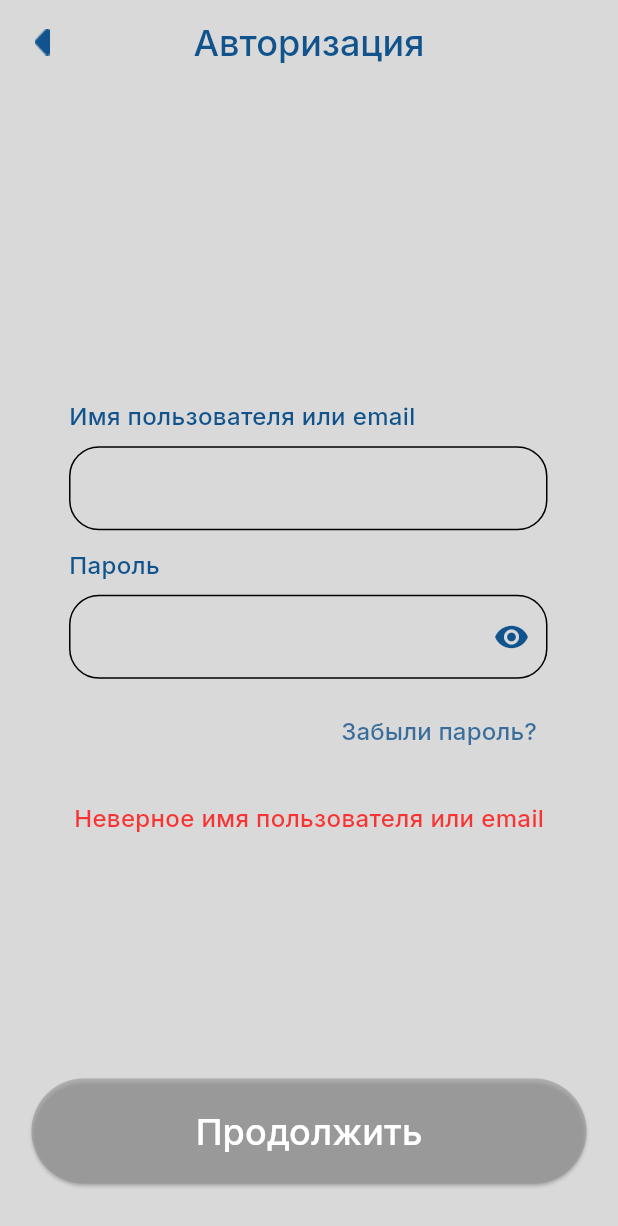
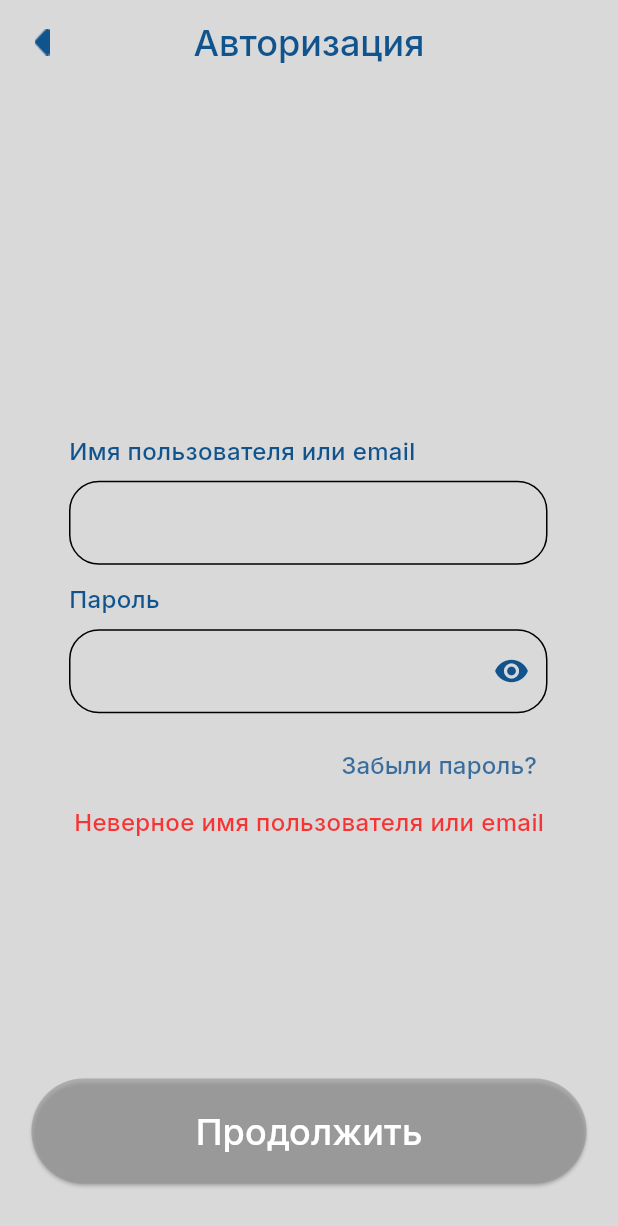
Before and after one commit to suzzzel/FitFlow, a Flutter app: the SignInMainWidget screen opened by its route, after a tap on "Продолжить", on a phone screen of 412 x 824 dp. Shown: the top 1226 px of the screen. Run offline on Flutter 3.47's test engine with Material 3 defaults, Android fonts, the phone set to English and light mode, and no system bars; our stand-ins replace equatable, flutter_riverpod, go_router, google_fonts, riverpod_annotation, shared_preferences and 1 more; accounts and stored records are empty; generated files the repository leaves out were written again.

Commit message:
Working on auth 0.0.2a
refactor

```diff
--- a/lib/features/auth/auth_signIn/domain/providers/auth_sign_in_domain_provider.dart
+++ b/lib/features/auth/auth_signIn/domain/providers/auth_sign_in_domain_provider.dart
@@ -6,3 +6,5 @@ final authSignInDomainProvider = Provider<AuthSignInDomain>((ref) {
   final authSignInData = ref.watch(authSignInProvider);
   return AuthSignInDomain(authSignInRepo: authSignInData);
 });
+
+final obscurePasswordProvider = StateProvider<bool>((ref) => true);
--- a/lib/features/auth/auth_signIn/domain/repo/auth_sign_in_domain.dart
+++ b/lib/features/auth/auth_signIn/domain/repo/auth_sign_in_domain.dart
@@ -1,4 +1,3 @@
-// ignore_for_file: public_member_api_docs, sort_constructors_first
 import 'package:fitflow/features/auth/auth_signIn/data/repo/auth_sign_in_repo.dart';
 import 'package:fitflow/features/auth/auth_signIn/domain/repo/auth_sign_in_domain_repo_impl.dart';
 
@@ -11,7 +10,8 @@ class AuthSignInDomain implements AuthSignInDomainRepoImpl {
   @override
   Future<bool> signIn(
       {required String emailOrName, required String password}) async {
-    return await authSignInRepo.signIn(
+    final signInBool = await authSignInRepo.signIn(
         emailOrName: emailOrName, password: password);
+    return signInBool;
   }
 }
--- a/lib/features/auth/auth_signIn/presentation/controllers/sign_in_controller.dart
+++ b/lib/features/auth/auth_signIn/presentation/controllers/sign_in_controller.dart
@@ -1,4 +1,6 @@
 // ignore_for_file: public_member_api_docs, sort_constructors_first
+import 'dart:developer';
+
 import 'package:riverpod_annotation/riverpod_annotation.dart';
 
 import 'package:fitflow/features/auth/auth_signIn/domain/providers/auth_sign_in_domain_provider.dart';
@@ -18,6 +20,8 @@ class SignInController extends _$SignInController {
     state = const AsyncLoading();
     state = await AsyncValue.guard(
         () => authRepo.signIn(emailOrName: emailOrName, password: password));
+    log('VALUE: ${state.hasValue.toString()}');
+    log('error: ${state.hasError.toString()}');
     return state.hasError;
   }
 }
--- a/lib/features/auth/auth_signIn/presentation/sign_in_button.dart
+++ b/lib/features/auth/auth_signIn/presentation/sign_in_button.dart
@@ -1,5 +1,3 @@
-import 'dart:developer';
-
 import 'package:fitflow/features/auth/auth_signIn/domain/providers/valid_sign_in_data.dart';
 import 'package:fitflow/features/auth/auth_signIn/presentation/controllers/sign_in_controller.dart';
 import 'package:flutter/material.dart';
@@ -20,7 +18,10 @@ class SignInButton extends ConsumerWidget {
     final password = ref.watch(passwordProvider.notifier);
     final isButtonActive = ref.watch(isDataSignInValidProvider.notifier);
     return Padding(
-      padding: const EdgeInsets.only(left: 21, right: 21),
+      padding: const EdgeInsets.only(
+        left: 21,
+        right: 21,
+      ),
       child: ElevatedButton(
           onPressed: state.isLoading
               ? null
@@ -28,12 +29,16 @@ class SignInButton extends ConsumerWidget {
                   firtImput.state = true;
                   if (isButtonActive.state) {
                     final response = await signIn.signIn(
-                        emailOrName: emailOrName.state,
-                        password: password.state);
+                      emailOrName: emailOrName.state,
+                      password: password.state,
+                    );
                     if (!response) {
                       isButtonActive.state = false;
+                      password.state = '';
+                      emailOrName.state = '';
+                    } else {
+                      firtImput.state = !response;
                     }
-                    firtImput.state = !response;
                   } else {
                     firtImput.state = false;
                   }
--- a/lib/features/auth/presentation/general/custom_text_field.dart
+++ b/lib/features/auth/presentation/general/custom_text_field.dart
@@ -17,6 +17,7 @@ class CustomTextField extends StatelessWidget {
   final ValueChanged<String>? onFieldSubmitted;
   final Color? notAuthColor;
   final Function(PointerDownEvent)? onTepOutside;
+  final TextInputAction? textInputAction;
 
   const CustomTextField({
     super.key,
@@ -27,6 +28,7 @@ class CustomTextField extends StatelessWidget {
     required this.keyboardType,
     this.suffixIcon,
     this.onTap,
+    this.textInputAction,
     this.prefixIcon,
     this.validator,
     this.focusNode,
@@ -45,12 +47,14 @@ class CustomTextField extends StatelessWidget {
       children: [
         Padding(
           padding: const EdgeInsets.only(bottom: 8),
+          child: FittedBox(
             child: Text(
               labelText,
               style: GoogleFonts.inter(
                   color: Theme.of(context).colorScheme.secondary,
                   fontSize: 16,
                   fontWeight: FontWeight.w500),
+            ),
           ),
         ),
         SizedBox(
@@ -67,7 +71,7 @@ class CustomTextField extends StatelessWidget {
                 onTap: onTap,
                 onTapOutside: onTepOutside,
                 onFieldSubmitted: onFieldSubmitted,
-                textInputAction: TextInputAction.next,
+                textInputAction: textInputAction,
                 onChanged: onChanged,
                 style: GoogleFonts.inter(
                     color: Theme.of(context).colorScheme.onSurface,
--- /dev/null
+++ b/lib/features/auth/presentation/sign_in_page/components/email_imput_widget.dart
@@ -0,0 +1,32 @@
+import 'package:fitflow/features/auth/presentation/general/custom_text_field.dart';
+import 'package:flutter/material.dart';
+import 'package:flutter_riverpod/flutter_riverpod.dart';
+
+class EmailImputWidget extends StatelessWidget {
+  const EmailImputWidget({
+    super.key,
+    required this.emailController,
+    required this.emailInput,
+  });
+
+  final TextEditingController emailController;
+  final StateController<String> emailInput;
+
+  @override
+  Widget build(BuildContext context) {
+    return Padding(
+      padding: const EdgeInsets.only(left: 46, right: 47, bottom: 8),
+      child: CustomTextField(
+        controller: emailController,
+        obscureText: false,
+        onChanged: (value) {
+          emailInput.state = value;
+          return value;
+        },
+        textInputAction: TextInputAction.next,
+        keyboardType: TextInputType.emailAddress,
+        labelText: 'Имя пользователя или email',
+      ),
+    );
+  }
+}
--- /dev/null
+++ b/lib/features/auth/presentation/sign_in_page/components/error_sign_in_widget.dart
@@ -0,0 +1,24 @@
+import 'package:flutter/material.dart';
+import 'package:google_fonts/google_fonts.dart';
+
+class ErrorSignInWidget extends StatelessWidget {
+  final bool error;
+  const ErrorSignInWidget({super.key, required this.error});
+
+  @override
+  Widget build(BuildContext context) {
+    return Padding(
+        padding: const EdgeInsets.only(top: 23, right: 44, left: 44),
+        child: FittedBox(
+          child: Text(
+            'Неверное имя пользователя или email',
+            style: GoogleFonts.inter(
+                fontSize: 16,
+                fontWeight: FontWeight.w500,
+                color: error
+                    ? const Color.fromRGBO(255, 10, 10, 0.8)
+                    : Theme.of(context).colorScheme.surface),
+          ),
+        ));
+  }
+}
--- /dev/null
+++ b/lib/features/auth/presentation/sign_in_page/components/forgot_password_widget.dart
@@ -0,0 +1,34 @@
+import 'package:flutter/material.dart';
+import 'package:google_fonts/google_fonts.dart';
+
+class ForgotPasswordWidget extends StatelessWidget {
+  const ForgotPasswordWidget({
+    super.key,
+  });
+
+  @override
+  Widget build(BuildContext context) {
+    return Align(
+      alignment: Alignment.centerRight,
+      child: Padding(
+        padding: const EdgeInsets.only(right: 54),
+        child: TextButton(
+            style: const ButtonStyle(
+                padding: WidgetStatePropertyAll(EdgeInsets.all(0))),
+            onPressed: () {},
+            child: FittedBox(
+              child: Text(
+                'Забыли пароль?',
+                style: GoogleFonts.inter(
+                    fontSize: 16,
+                    fontWeight: FontWeight.w500,
+                    color: Theme.of(context)
+                        .colorScheme
+                        .secondary
+                        .withOpacity(0.8)),
+              ),
+            )),
+      ),
+    );
+  }
+}
--- /dev/null
+++ b/lib/features/auth/presentation/sign_in_page/components/password_imput_widget.dart
@@ -0,0 +1,45 @@
+import 'package:fitflow/features/auth/auth_signIn/domain/providers/auth_sign_in_domain_provider.dart';
+import 'package:fitflow/features/auth/auth_signIn/domain/providers/valid_sign_in_data.dart';
+import 'package:fitflow/features/auth/presentation/general/custom_text_field.dart';
+import 'package:flutter/material.dart';
+import 'package:flutter_riverpod/flutter_riverpod.dart';
+
+class PasswordImputWidget extends ConsumerWidget {
+  const PasswordImputWidget({
+    super.key,
+    required this.passwordController,
+  });
+
+  final TextEditingController passwordController;
+
+  @override
+  Widget build(BuildContext context, WidgetRef ref) {
+    final obscurePassword = ref.watch(obscurePasswordProvider.notifier);
+    final passImput = ref.watch(passwordProvider.notifier);
+    final isPasswordShown = ref.watch(obscurePasswordProvider);
+    return Padding(
+      padding: const EdgeInsets.only(left: 46, right: 47, bottom: 7),
+      child: CustomTextField(
+        onChanged: (value) {
+          passImput.state = value;
+          return value;
+        },
+        textInputAction: TextInputAction.done,
+        suffixIcon: IconButton(
+            onPressed: () {
+              obscurePassword.state = !obscurePassword.state;
+            },
+            icon: Icon(
+              isPasswordShown ? Icons.visibility : Icons.visibility_off,
+              color: obscurePassword.state
+                  ? Theme.of(context).colorScheme.secondary
+                  : Theme.of(context).colorScheme.onSurface,
+            )),
+        controller: passwordController,
+        obscureText: obscurePassword.state,
+        keyboardType: TextInputType.visiblePassword,
+        labelText: 'Пароль',
+      ),
+    );
+  }
+}
--- a/lib/features/auth/presentation/sign_in_page/sign_in_main_widget.dart
+++ b/lib/features/auth/presentation/sign_in_page/sign_in_main_widget.dart
@@ -3,7 +3,10 @@ import 'dart:developer';
 import 'package:fitflow/features/auth/auth_signIn/domain/providers/valid_sign_in_data.dart';
 import 'package:fitflow/features/auth/auth_signIn/presentation/controllers/sign_in_controller.dart';
 import 'package:fitflow/features/auth/auth_signIn/presentation/sign_in_button.dart';
-import 'package:fitflow/features/auth/presentation/general/custom_text_field.dart';
+import 'package:fitflow/features/auth/presentation/sign_in_page/components/email_imput_widget.dart';
+import 'package:fitflow/features/auth/presentation/sign_in_page/components/error_sign_in_widget.dart';
+import 'package:fitflow/features/auth/presentation/sign_in_page/components/forgot_password_widget.dart';
+import 'package:fitflow/features/auth/presentation/sign_in_page/components/password_imput_widget.dart';
 import 'package:flutter/material.dart';
 import 'package:flutter_riverpod/flutter_riverpod.dart';
 import 'package:go_router/go_router.dart';
@@ -31,12 +34,15 @@ class SignInMainWidgetState extends ConsumerState<SignInMainWidget> {
     signInController.hasError ? log('error') : ();
     return Scaffold(
       extendBodyBehindAppBar: true,
+      resizeToAvoidBottomInset: false,
       appBar: AppBar(
         leading: IconButton(
             onPressed: () {
               context.pop();
               ref.watch(firstImputProvider.notifier).state = true;
               ref.watch(isDataSignInValidProvider.notifier).state = false;
+              emailInput.state = '';
+              passImput.state = '';
             },
             icon: Image.asset('assets/leading/arrow.png')),
         centerTitle: true,
@@ -58,89 +64,23 @@ class SignInMainWidgetState extends ConsumerState<SignInMainWidget> {
               child: SignInButton(),
             ),
           ),
+          Padding(
+            padding: const EdgeInsets.only(top: 250),
+            child: ErrorSignInWidget(
+              error: !firstImput,
+            ),
+          ),
           Column(
             mainAxisSize: MainAxisSize.min,
-            crossAxisAlignment: CrossAxisAlignment.center,
-            mainAxisAlignment: MainAxisAlignment.center,
+            mainAxisAlignment: MainAxisAlignment.start,
+            crossAxisAlignment: CrossAxisAlignment.start,
             children: [
-              Padding(
-                padding: const EdgeInsets.only(left: 46, right: 47, bottom: 8),
-                child: CustomTextField(
-                  controller: emailController,
-                  obscureText: false,
-                  onChanged: (value) {
-                    log(emailController.text);
-                    emailInput.state = value;
-                  },
-                  keyboardType: TextInputType.emailAddress,
-                  labelText: 'Имя пользователя или email',
-                ),
+              EmailImputWidget(
+                  emailController: emailController, emailInput: emailInput),
+              PasswordImputWidget(
+                passwordController: passwordController,
               ),
-              Padding(
-                padding: const EdgeInsets.only(left: 46, right: 47, bottom: 7),
-                child: CustomTextField(
-                  onChanged: (value) {
-                    log(passwordController.text);
-                    passImput.state = value;
-                  },
-                  suffixIcon: IconButton(
-                      onPressed: () {
-                        setState(() {
-                          obscurePassword = !obscurePassword;
-                          iconPassword = obscurePassword
-                              ? Icons.visibility
-                              : iconPassword = Icons.visibility_off;
-                        });
-                      },
-                      icon: Icon(
-                        iconPassword,
-                        color: obscurePassword
-                            ? Theme.of(context).colorScheme.secondary
-                            : Theme.of(context).colorScheme.onSurface,
-                      )),
-                  controller: passwordController,
-                  obscureText: obscurePassword,
-                  keyboardType: TextInputType.visiblePassword,
-                  labelText: 'Пароль',
-                ),
-              ),
-              Align(
-                alignment: Alignment.centerRight,
-                child: Padding(
-                  padding: const EdgeInsets.only(right: 54),
-                  child: TextButton(
-                      style: const ButtonStyle(
-                          padding: WidgetStatePropertyAll(EdgeInsets.all(0))),
-                      onPressed: () {},
-                      child: FittedBox(
-                        child: Text(
-                          'Забыли пароль?',
-                          style: GoogleFonts.inter(
-                              fontSize: 16,
-                              fontWeight: FontWeight.w500,
-                              color: Theme.of(context)
-                                  .colorScheme
-                                  .secondary
-                                  .withOpacity(0.8)),
-                        ),
-                      )),
-                ),
-              ),
-              !firstImput
-                  ? Padding(
-                      padding:
-                          const EdgeInsets.only(top: 23, right: 44, left: 44),
-                      child: FittedBox(
-                        child: Text(
-                          'Неверное имя пользователя или email',
-                          style: GoogleFonts.inter(
-                              fontSize: 16,
-                              fontWeight: FontWeight.w500,
-                              color: const Color.fromRGBO(255, 10, 10, 0.8)),
-                        ),
-                      ),
-                    )
-                  : const SizedBox(),
+              const ForgotPasswordWidget(),
             ],
           ),
         ],
```
Also changed, not shown: 2 other files. Lines whose indentation alone changed are shown as unchanged.
